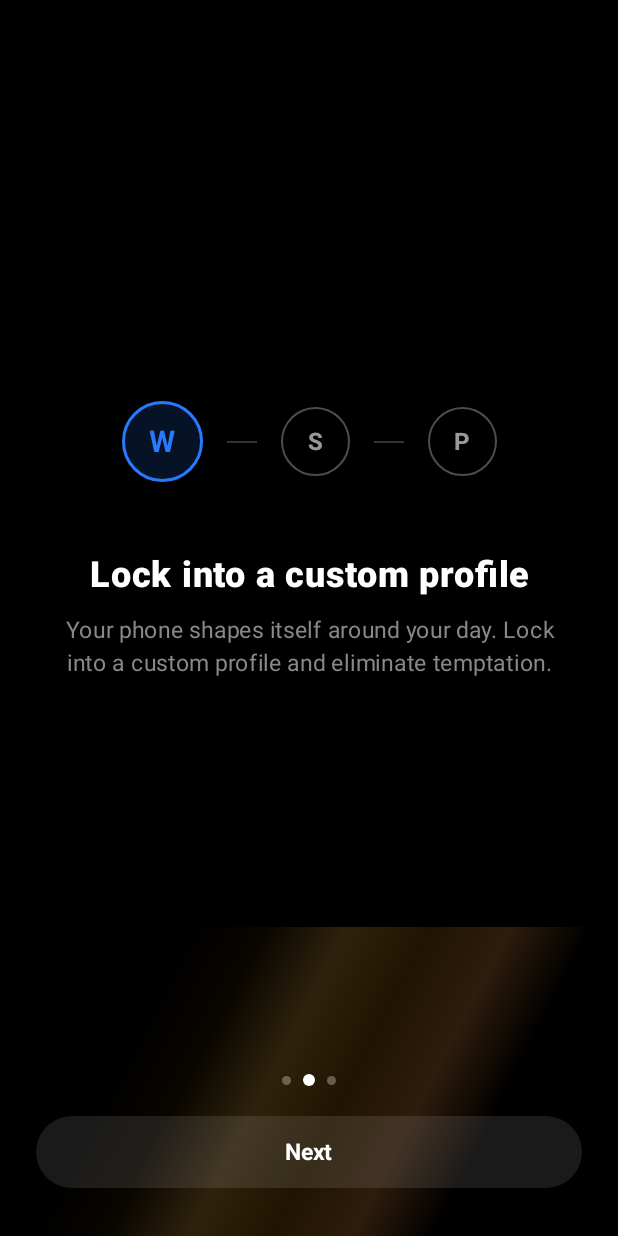
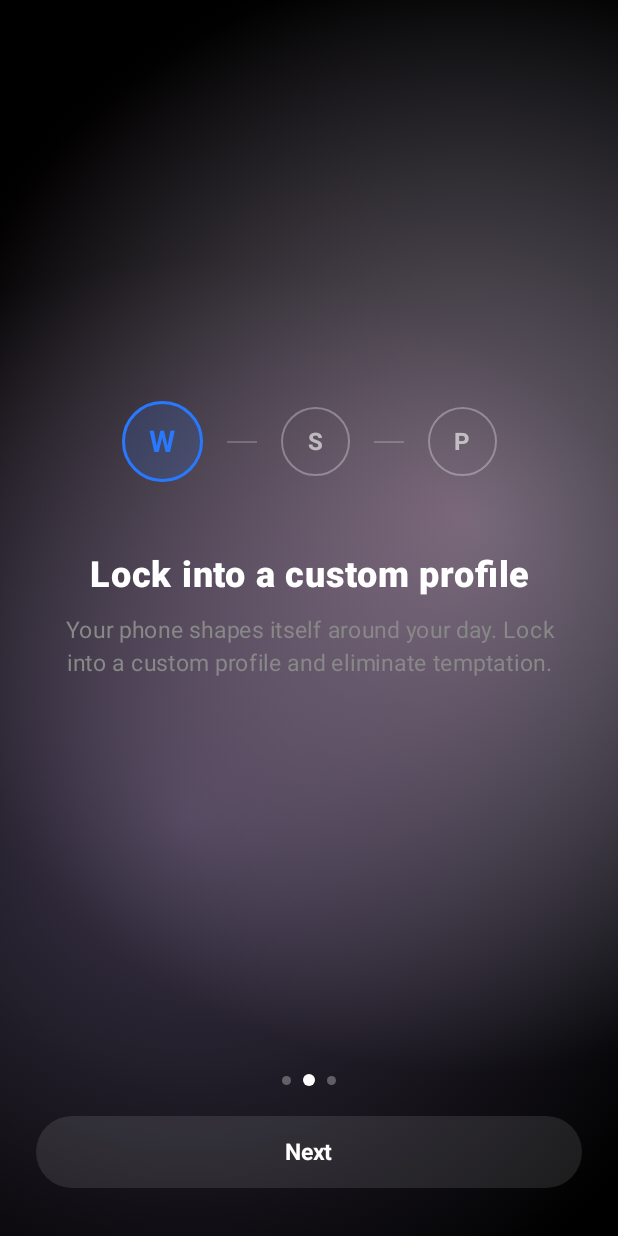
Before and after one commit to yuvanmoz/focus-launcher, an Android app built with Jetpack Compose: the screen it shows after launch (MainActivity), after a tap on "Next", on a phone screen of 412 x 824 dp. Run offline under Robolectric (Android 15) with nearby library versions, the phone set to English and light mode, and no system bars; our stand-ins replace Room's generated code.

Commit message:
Implement dynamic Aurora Gradient background animation on onboarding screens, configure launcher app icon, redesign Modes screen headers with centered logo, add Games & Exercise default profiles and accents, and remove settings About section

```diff
--- a/app/src/main/AndroidManifest.xml
+++ b/app/src/main/AndroidManifest.xml
@@ -17,7 +17,8 @@
     <application
         android:name=".FocusApplication"
         android:allowBackup="true"
-        android:icon="@android:drawable/sym_def_app_icon"
+        android:icon="@drawable/app_icon"
+        android:roundIcon="@drawable/app_icon"
         android:label="Honey Launcher"
         android:supportsRtl="true"
         android:theme="@style/Theme.FocusLauncher">
@@ -43,7 +44,7 @@
             android:targetActivity="com.focuslauncher.MainActivity"
             android:enabled="true"
             android:label="Honey Launcher"
-            android:icon="@android:drawable/sym_def_app_icon"
+            android:icon="@drawable/app_icon"
             android:exported="true">
             <intent-filter>
                 <action android:name="android.intent.action.MAIN" />
--- a/core/common/src/main/java/com/focuslauncher/core/common/theme/Color.kt
+++ b/core/common/src/main/java/com/focuslauncher/core/common/theme/Color.kt
@@ -25,6 +25,8 @@ val TradingAccent = Color(0xFF00C853)
 val StudyAccent = Color(0xFFFF9100)
 val WorkAccent = Color(0xFF2979FF)
 val PersonalAccent = Color(0xFFD500F9)
+val GamesAccent = Color(0xFF00E5FF)       // Vibrant Cyan
+val ExerciseAccent = Color(0xFFFF5252)    // Vibrant Coral/Red
 
 // Frosted Glass Layer Overlay Color
 val GlassOverlayDark = Color(0x6612121A)
--- a/core/data/src/main/java/com/focuslauncher/core/data/repository/ProfileRepository.kt
+++ b/core/data/src/main/java/com/focuslauncher/core/data/repository/ProfileRepository.kt
@@ -140,6 +140,12 @@ class ProfileRepositoryImpl(
             profileDao.insertProfile(
                 FocusProfileEntity(name = "Study", wallpaperPath = null, isSystemWallpaper = false, gridRows = 6, gridCols = 5, themeMode = "LIGHT")
             )
+            profileDao.insertProfile(
+                FocusProfileEntity(name = "Games", wallpaperPath = null, isSystemWallpaper = false, gridRows = 6, gridCols = 5, themeMode = "DARK")
+            )
+            profileDao.insertProfile(
+                FocusProfileEntity(name = "Exercise", wallpaperPath = null, isSystemWallpaper = false, gridRows = 6, gridCols = 5, themeMode = "LIGHT")
+            )
 
             // Set first active profile to No Mode (-99L)
             setActiveProfile(-99L)
--- a/feature/launcher/src/main/java/com/focuslauncher/feature/launcher/ui/ProfileSelector.kt
+++ b/feature/launcher/src/main/java/com/focuslauncher/feature/launcher/ui/ProfileSelector.kt
@@ -31,6 +31,8 @@ import com.focuslauncher.core.common.theme.PersonalAccent
 import com.focuslauncher.core.common.theme.StudyAccent
 import com.focuslauncher.core.common.theme.TradingAccent
 import com.focuslauncher.core.common.theme.WorkAccent
+import com.focuslauncher.core.common.theme.GamesAccent
+import com.focuslauncher.core.common.theme.ExerciseAccent
 import com.focuslauncher.core.model.FocusProfile
 
 @Composable
@@ -63,6 +65,8 @@ fun ProfileSwitcherDock(
                     "Trading" -> TradingAccent
                     "Study" -> StudyAccent
                     "Personal" -> PersonalAccent
+                    "Games" -> GamesAccent
+                    "Exercise" -> ExerciseAccent
                     else -> MaterialTheme.colorScheme.primary
                 }
 
--- a/feature/settings/src/main/java/com/focuslauncher/feature/settings/ui/OnboardingScreen.kt
+++ b/feature/settings/src/main/java/com/focuslauncher/feature/settings/ui/OnboardingScreen.kt
@@ -17,6 +17,8 @@ import androidx.compose.foundation.ExperimentalFoundationApi
 import androidx.compose.foundation.background
 import androidx.compose.foundation.border
 import androidx.compose.foundation.clickable
+import androidx.compose.foundation.Image
+import androidx.compose.ui.res.painterResource
 import androidx.compose.foundation.layout.Arrangement
 import androidx.compose.foundation.layout.Box
 import androidx.compose.foundation.layout.Column
@@ -105,65 +107,108 @@ fun OnboardingScreen(
     val pagerState = rememberPagerState(pageCount = { 3 })
     val coroutineScope = rememberCoroutineScope()
 
-    val infiniteTransition = rememberInfiniteTransition(label = "GradientMotion")
+    val infiniteTransition = rememberInfiniteTransition(label = "AuroraMotion")
 
     // Slow shifting offsets for gradient
-    val gradientXOffset by infiniteTransition.animateFloat(
-        initialValue = 0f,
-        targetValue = 1f,
+    val blueX by infiniteTransition.animateFloat(
+        initialValue = 0.2f,
+        targetValue = 0.8f,
         animationSpec = infiniteRepeatable(
             animation = tween(12000, easing = LinearEasing),
             repeatMode = RepeatMode.Reverse
         ),
-        label = "gradientX"
+        label = "blueX"
     )
-    val gradientYOffset by infiniteTransition.animateFloat(
-        initialValue = 0f,
-        targetValue = 1f,
+    val blueY by infiniteTransition.animateFloat(
+        initialValue = 0.1f,
+        targetValue = 0.6f,
+        animationSpec = infiniteRepeatable(
+            animation = tween(18000, easing = LinearEasing),
+            repeatMode = RepeatMode.Reverse
+        ),
+        label = "blueY"
+    )
+
+    val violetX by infiniteTransition.animateFloat(
+        initialValue = 0.8f,
+        targetValue = 0.2f,
+        animationSpec = infiniteRepeatable(
+            animation = tween(14000, easing = LinearEasing),
+            repeatMode = RepeatMode.Reverse
+        ),
+        label = "violetX"
+    )
+    val violetY by infiniteTransition.animateFloat(
+        initialValue = 0.4f,
+        targetValue = 0.9f,
+        animationSpec = infiniteRepeatable(
+            animation = tween(22000, easing = LinearEasing),
+            repeatMode = RepeatMode.Reverse
+        ),
+        label = "violetY"
+    )
+
+    val pinkX by infiniteTransition.animateFloat(
+        initialValue = 0.3f,
+        targetValue = 0.9f,
+        animationSpec = infiniteRepeatable(
+            animation = tween(16000, easing = LinearEasing),
+            repeatMode = RepeatMode.Reverse
+        ),
+        label = "pinkX"
+    )
+    val pinkY by infiniteTransition.animateFloat(
+        initialValue = 0.8f,
+        targetValue = 0.3f,
         animationSpec = infiniteRepeatable(
             animation = tween(15000, easing = LinearEasing),
             repeatMode = RepeatMode.Reverse
         ),
-        label = "gradientY"
+        label = "pinkY"
     )
 
-    val gradientColors = remember {
-        listOf(
-            Color.Black,
-            Color(0xFF2E1C0C), // Extremely dark warm amber-black
-            Color(0xFFD48C00).copy(alpha = 0.15f), // Very translucent gold
-            Color(0xFFE5A93B).copy(alpha = 0.2f),  // Warm honey gold
-            Color(0xFF5C3A00).copy(alpha = 0.1f),  // Translucent bronze
-            Color.Black
-        )
-    }
+    val blueColor = remember { Color(0xFF80DEEA).copy(alpha = 0.35f) }
+    val violetColor = remember { Color(0xFFB39DDB).copy(alpha = 0.35f) }
+    val pinkColor = remember { Color(0xFFF48FB1).copy(alpha = 0.35f) }
 
     Box(
         modifier = modifier
             .fillMaxSize()
             .drawBehind {
-                // 3 parts pitch-black (top 75%)
-                drawRect(
-                    color = Color.Black,
-                    size = androidx.compose.ui.geometry.Size(width = size.width, height = size.height * 0.75f)
+                // 1. Draw solid black canvas background
+                drawRect(Color.Black)
+
+                // 2. Draw Pastel Blue blob
+                drawCircle(
+                    brush = Brush.radialGradient(
+                        colors = listOf(blueColor, Color.Transparent),
+                        center = Offset(size.width * blueX, size.height * blueY),
+                        radius = size.width * 0.9f
+                    ),
+                    center = Offset(size.width * blueX, size.height * blueY),
+                    radius = size.width * 0.9f
                 )
 
-                // 1 part moving gradient (bottom 25%)
-                val startX = size.width * (gradientXOffset - 0.2f)
-                val startY = size.height * 0.75f + (size.height * 0.25f) * gradientYOffset
-                val endX = size.width * (1.2f - gradientXOffset)
-                val endY = size.height * 0.75f + (size.height * 0.25f) * (1f - gradientYOffset)
-
-                val brush = Brush.linearGradient(
-                    colors = gradientColors,
-                    start = Offset(startX, startY),
-                    end = Offset(endX, endY)
+                // 3. Draw Soft Violet blob
+                drawCircle(
+                    brush = Brush.radialGradient(
+                        colors = listOf(violetColor, Color.Transparent),
+                        center = Offset(size.width * violetX, size.height * violetY),
+                        radius = size.width * 0.9f
+                    ),
+                    center = Offset(size.width * violetX, size.height * violetY),
+                    radius = size.width * 0.9f
                 )
 
-                drawRect(
-                    brush = brush,
-                    topLeft = Offset(0f, size.height * 0.75f),
-                    size = androidx.compose.ui.geometry.Size(width = size.width, height = size.height * 0.25f)
+                // 4. Draw Gentle Pink blob
+                drawCircle(
+                    brush = Brush.radialGradient(
+                        colors = listOf(pinkColor, Color.Transparent),
+                        center = Offset(size.width * pinkX, size.height * pinkY),
+                        radius = size.width * 0.9f
+                    ),
+                    center = Offset(size.width * pinkX, size.height * pinkY),
+                    radius = size.width * 0.9f
                 )
             }
             .statusBarsPadding()
@@ -300,34 +345,18 @@ fun OnboardingPage1() {
         horizontalAlignment = Alignment.CenterHorizontally,
         verticalArrangement = Arrangement.Center
     ) {
-        // Centered Focus/Lock Icon Badge
-        Box(
-            modifier = Modifier
-                .size(120.dp)
-                .background(Color.White.copy(alpha = 0.05f), CircleShape)
-                .border(1.dp, Color.White.copy(alpha = 0.15f), CircleShape),
-            contentAlignment = Alignment.Center
-        ) {
-            Box(
-                modifier = Modifier
-                    .size(60.dp)
-                    .background(Color.White, CircleShape),
-                contentAlignment = Alignment.Center
-            ) {
-                Icon(
-                    imageVector = Icons.Outlined.Lock,
-                    contentDescription = null,
-                    tint = Color.Black,
-                    modifier = Modifier.size(32.dp)
-                )
-            }
-        }
+        // Centered App Logo
+        Image(
+            painter = painterResource(id = com.focuslauncher.core.common.R.drawable.app_logo),
+            contentDescription = "Honey Launcher Logo",
+            modifier = Modifier.size(120.dp)
+        )
 
-        Spacer(modifier = Modifier.height(48.dp))
+        Spacer(modifier = Modifier.height(36.dp))
 
         Text(
             text = "Welcome to Honey Launcher",
-            fontSize = 24.sp,
+            fontSize = 26.sp,
             fontWeight = FontWeight.ExtraBold,
             color = Color.White,
             fontFamily = FontFamily.SansSerif,
@@ -335,9 +364,9 @@ fun OnboardingPage1() {
         )
         Spacer(modifier = Modifier.height(12.dp))
         Text(
-            text = "Honey Launcher. Focus & Zero distractions.",
-            fontSize = 15.sp,
-            color = Color.Gray,
+            text = "Focus & Zero Distraction.",
+            fontSize = 16.sp,
+            color = Color.White.copy(alpha = 0.7f),
             fontFamily = FontFamily.SansSerif,
             textAlign = TextAlign.Center
         )
--- a/feature/settings/src/main/java/com/focuslauncher/feature/settings/ui/ProfileEditScreen.kt
+++ b/feature/settings/src/main/java/com/focuslauncher/feature/settings/ui/ProfileEditScreen.kt
@@ -37,6 +37,8 @@ import androidx.compose.ui.layout.ContentScale
 import androidx.compose.ui.text.font.FontWeight
 import androidx.compose.ui.unit.dp
 import androidx.compose.ui.unit.sp
+import com.focuslauncher.core.common.theme.ExerciseAccent
+import com.focuslauncher.core.common.theme.GamesAccent
 import com.focuslauncher.core.common.theme.PersonalAccent
 import com.focuslauncher.core.common.theme.StudyAccent
 import com.focuslauncher.core.common.theme.TradingAccent
@@ -87,6 +89,8 @@ fun ProfileEditScreen(
         "Trading" -> TradingAccent
         "Study" -> StudyAccent
         "Personal" -> PersonalAccent
+        "Games" -> GamesAccent
+        "Exercise" -> ExerciseAccent
         else -> MaterialTheme.colorScheme.primary
     }
 
```
Also changed, not shown: feature/settings/src/main/java/com/focuslauncher/feature/settings/ui/GeneralSettingsScreen.kt (+0 -36 lines), feature/settings/src/main/java/com/focuslauncher/feature/settings/ui/SettingsScreen.kt (+14 -19 lines), app/src/main/res/drawable/app_icon.png (added), core/common/src/main/res/drawable/app_logo.png (added), 1 other file.
